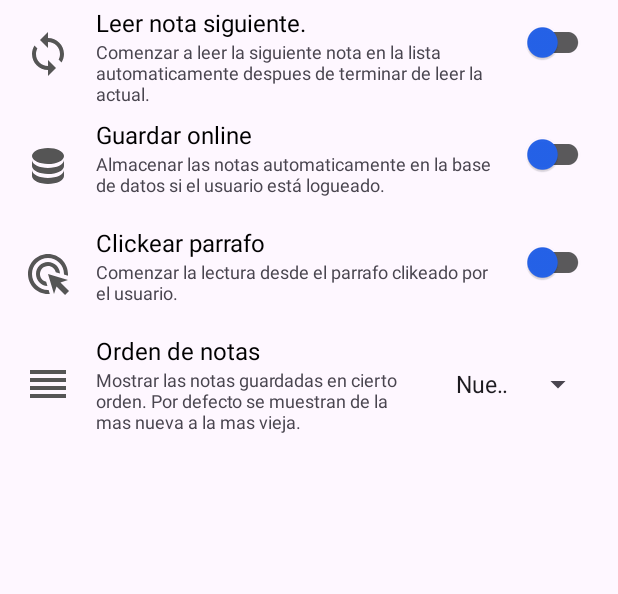
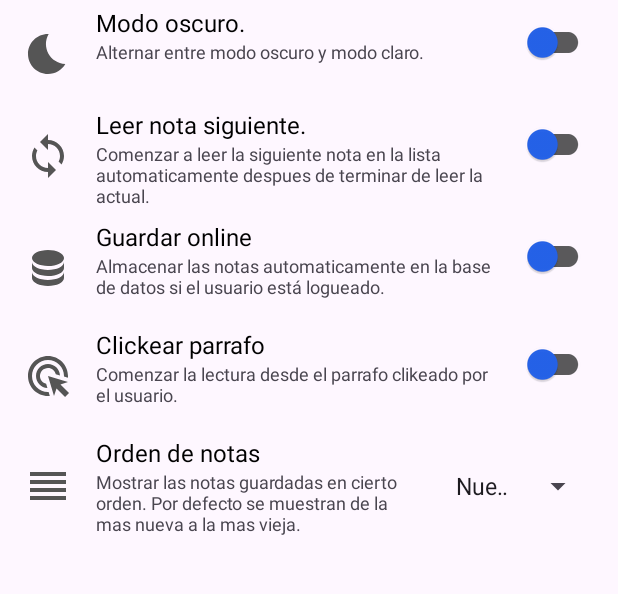
Before and after one commit to TJMolina/AndroidTalkMy, an Android app: the screen it shows after launch (MainActivity), in the options menu, after a tap on "Configuración", on a phone screen of 412 x 824 dp, the part 84-678 px from its top. Run offline under Robolectric (Android 15) with nearby library versions, the light colour scheme and no system bars; our stand-ins replace Dagger/Hilt's generated code, Room's generated code; libraries missing offline, so code that uses them is left out: com.orhanobut.logger; 4 statements that could not run were skipped.

Commit message:
talkmy 1.4 webview test

```diff
--- a/app/src/main/java/com/tjm/talkmy/data/source/preferences/PreferencesImp.kt
+++ b/app/src/main/java/com/tjm/talkmy/data/source/preferences/PreferencesImp.kt
@@ -27,7 +27,8 @@ class PreferencesImp @Inject constructor(private val context: Context) : Prefere
             readNextTask = it[booleanPreferencesKey(PreferencesType.NEXTTASK.name)] ?: false,
             saveOnline = it[booleanPreferencesKey(PreferencesType.SAVEONLINE.name)] ?: false,
             clickParagraph = it[booleanPreferencesKey(PreferencesType.CLICKPARAGRAPH.name)]?: false,
-            orderNote = it[booleanPreferencesKey(PreferencesType.ORDERNOTE.name)]?:false
+            orderNote = it[booleanPreferencesKey(PreferencesType.ORDERNOTE.name)]?:false,
+            darkModeOn = it[booleanPreferencesKey(PreferencesType.DARKMODEON.name)]?:false
         )
     }
 
--- a/app/src/main/java/com/tjm/talkmy/domain/models/AllPreferences.kt
+++ b/app/src/main/java/com/tjm/talkmy/domain/models/AllPreferences.kt
@@ -9,5 +9,6 @@ data class AllPreferences(
     val readNextTask:Boolean = false,
     val saveOnline:Boolean = false,
     val clickParagraph:Boolean = false,
-    val orderNote:Boolean = false
+    val orderNote:Boolean = false,
+    val darkModeOn: Boolean = false
 )
--- a/app/src/main/java/com/tjm/talkmy/domain/models/PreferencesType.kt
+++ b/app/src/main/java/com/tjm/talkmy/domain/models/PreferencesType.kt
@@ -9,5 +9,6 @@ enum class PreferencesType {
     NEXTTASK,
     SAVEONLINE,
     CLICKPARAGRAPH,
-    ORDERNOTE
+    ORDERNOTE,
+    DARKMODEON
 }
--- a/app/src/main/java/com/tjm/talkmy/ui/configs/OtionsFragment.kt
+++ b/app/src/main/java/com/tjm/talkmy/ui/configs/OtionsFragment.kt
@@ -87,6 +87,12 @@ class OptionsFragment : Fragment() {
                 PreferencesType.CLICKPARAGRAPH
             )
         }
+        binding.switchDarkModeOn.setOnCheckedChangeListener { buttonView, isChecked ->
+            optionsViewModel.savePreference(
+                isChecked,
+                PreferencesType.DARKMODEON
+            )
+        }
         binding.spinnerOrderNotes.onItemSelectedListener =
             object : AdapterView.OnItemSelectedListener {
                 override fun onItemSelected(
--- a/app/src/main/java/com/tjm/talkmy/ui/taskEdit/EditTaskFragment.kt
+++ b/app/src/main/java/com/tjm/talkmy/ui/taskEdit/EditTaskFragment.kt
@@ -59,7 +59,7 @@ class EditTaskFragment : Fragment(), TextToSpeech.OnInitListener {
     }
 
     override fun onViewCreated(view: View, savedInstanceState: Bundle?) {
-        initUI()
+        initEditText()
     }
 
     private fun initUI() {
@@ -71,7 +71,6 @@ class EditTaskFragment : Fragment(), TextToSpeech.OnInitListener {
     }
 
     private fun initComplements() {
-        initEditText()
         initTTS()
         initMenu()
     }
@@ -84,16 +83,16 @@ class EditTaskFragment : Fragment(), TextToSpeech.OnInitListener {
 
     private fun initEditText() {
         editTextManager = WebViewManager(binding.webView)
-        editTextManager.loadHTML()
-        binding.loadingText.visibility = View.VISIBLE
+        editTextManager.loadHTML(requireContext())
         binding.webView.webViewClient = object : WebViewClient() {
             override fun onPageFinished(view: WebView?, url: String?) {
                 super.onPageFinished(view, url)
+                binding.loadingText.visibility = View.GONE
                 reiveTask()
+                initUI()
                 editTaskViewModel.executeFunction(FunctionName.ClickParagraph {
                     editTextManager.setParagraphClickedListener()
                 })
-                binding.loadingText.visibility = View.GONE
             }
         }
     }
--- a/app/src/main/java/com/tjm/talkmy/ui/taskEdit/EditTaskViewModel.kt
+++ b/app/src/main/java/com/tjm/talkmy/ui/taskEdit/EditTaskViewModel.kt
@@ -121,7 +121,6 @@ class EditTaskViewModel @Inject constructor(
     }
 
     private fun saveTask(text: String) {
-        Logger.d(text)
         if (text.isEmpty()) return
         taskBeingEditing.nota = text
         CoroutineScope(Dispatchers.IO).launch { uploadTaskUseCasea(taskBeingEditing) }
--- a/app/src/main/java/com/tjm/talkmy/ui/taskEdit/managers/WebViewManager.kt
+++ b/app/src/main/java/com/tjm/talkmy/ui/taskEdit/managers/WebViewManager.kt
@@ -1,19 +1,24 @@
 package com.tjm.talkmy.ui.taskEdit.managers
 
+import android.content.Context
 import android.webkit.WebView
-import com.orhanobut.logger.Logger
+import androidx.appcompat.app.AppCompatDelegate
+import androidx.core.content.ContextCompat
+import com.tjm.talkmy.R
 import com.tjm.talkmy.ui.core.extensions.separateSentences
 import com.tjm.talkmy.ui.core.extensions.separateSentencesInsertPTag
 import com.tjm.talkmy.ui.core.extensions.translateInnerTextToPlain
 import kotlin.properties.Delegates
 
 class WebViewManager(private val myWebView: WebView) {
-    fun loadHTML() {
+    fun loadHTML(context: Context) {
+        myWebView.setBackgroundColor(ContextCompat.getColor(context, R.color.background))
         myWebView.loadUrl("file:///android_asset/edittext.html")
         myWebView.settings.javaScriptEnabled = true
+
     }
 
-    fun modifiedVerify(then: (String)->Unit = {}){
+    fun modifiedVerify(then: (String) -> Unit = {}) {
         myWebView.evaluateJavascript(
             """
                 (function() {
@@ -37,6 +42,7 @@ class WebViewManager(private val myWebView: WebView) {
                     """.trimIndent(), null
         )
     }
+
     fun text(function: (String) -> Unit) {
         myWebView.evaluateJavascript(
             """
@@ -47,6 +53,7 @@ class WebViewManager(private val myWebView: WebView) {
             function(text)
         }
     }
+
     fun reloadText(then: ((List<String>, Int) -> Unit)? = null) {
         myWebView.evaluateJavascript(
             """
@@ -114,7 +121,6 @@ class WebViewManager(private val myWebView: WebView) {
                     pTags[$selected].classList.add("parrafoEnfocadoRemarcado");
                     pTags[$selected].scrollIntoView({ behavior: "smooth", block: "center" });
                 }
-                console.log(pTags[$selected].innerHTML);
              })();
         """.trimIndent(), null
         )
--- a/app/src/main/java/com/tjm/talkmy/ui/tasks/TaskListFragment.kt
+++ b/app/src/main/java/com/tjm/talkmy/ui/tasks/TaskListFragment.kt
@@ -19,6 +19,7 @@ import com.tjm.talkmy.databinding.FragmentTasksListBinding
 import com.tjm.talkmy.ui.tasks.adapter.TaskAdapter
 import dagger.hilt.android.AndroidEntryPoint
 import kotlinx.coroutines.Dispatchers
+import kotlinx.coroutines.flow.collectLatest
 import kotlinx.coroutines.launch
 import kotlinx.coroutines.withContext
 
@@ -56,7 +57,7 @@ class TasksListFragment : Fragment() {
 
     private fun observeHasTasks() {
         lifecycleScope.launch(Dispatchers.IO) {
-            tasksListViewModel.haveTaskState.collect {
+            tasksListViewModel.haveTaskState.collectLatest {
                 withContext(Dispatchers.Main) {
                     binding.ivNoTasks.apply {
                         visibility = if (it) View.GONE else View.VISIBLE
--- a/app/src/main/res/layout/fragment_options.xml
+++ b/app/src/main/res/layout/fragment_options.xml
@@ -22,6 +22,47 @@
             style="@style/header"
             />
     </com.google.android.material.appbar.AppBarLayout>
+
+    <!-- Theme -->
+    <androidx.appcompat.widget.LinearLayoutCompat
+        android:layout_width="match_parent"
+        android:layout_height="wrap_content"
+        android:layout_marginTop="4dp">
+
+        <ImageView
+            android:layout_width="32dp"
+            android:layout_height="32dp"
+            android:layout_margin="16dp"
+            android:src="@drawable/icon_dark_mode" />
+
+        <LinearLayout
+            android:layout_width="0dp"
+            android:layout_height="wrap_content"
+            android:layout_weight="1"
+            android:orientation="vertical">
+
+            <TextView
+                android:layout_width="wrap_content"
+                android:layout_height="wrap_content"
+                android:text="Modo oscuro."
+                android:textColor="@color/text"
+                android:textSize="16sp" />
+
+            <TextView
+                android:layout_width="wrap_content"
+                android:layout_height="wrap_content"
+                android:text="Alternar entre modo oscuro y modo claro."
+                android:textSize="12sp" />
+        </LinearLayout>
+
+        <com.google.android.material.switchmaterial.SwitchMaterial
+            android:id="@+id/switchDarkModeOn"
+            android:layout_width="wrap_content"
+            android:layout_height="wrap_content"
+            android:layout_marginHorizontal="16dp"
+            app:thumbTint="@color/primary"
+            app:trackTint="@color/switch_cheked_uncheked" />
+    </androidx.appcompat.widget.LinearLayoutCompat>
 
     <!-- Read Next Note -->
     <androidx.appcompat.widget.LinearLayoutCompat
--- a/app/src/main/res/navigation/main_graph.xml
+++ b/app/src/main/res/navigation/main_graph.xml
@@ -14,9 +14,7 @@
             android:id="@+id/action_tasksListFragment_to_editTaskFragment"
             app:destination="@id/editTaskFragment"
             app:enterAnim="@android:anim/slide_in_left"
-            app:exitAnim="@android:anim/slide_out_right"
-            app:popEnterAnim="@android:anim/slide_in_left"
-            app:popExitAnim="@android:anim/slide_out_right" />
+            app:exitAnim="@android:anim/slide_out_right" />
         <action
             android:id="@+id/action_tasksListFragment_to_optionsFragment"
             app:destination="@id/optionsFragment"
--- a/app/src/main/res/values-night/themes.xml
+++ b/app/src/main/res/values-night/themes.xml
@@ -6,21 +6,4 @@
         <item name="android:windowBackground">#202020</item>
     </style>
     <style name="Theme.TalkMy" parent="Base.Theme.TalkMy" />
-    <style name="largeButton">
-        <item name="android:backgroundTint">@color/primary</item>
-    </style>
-    <style name="circleButton">
-        <item name="android:backgroundTint">@color/primary</item>
-    </style>
-    <style name="header">
-        <item name="android:background">@color/primary</item>
-    </style>
-    <style name="labelColor" parent="Widget.MaterialComponents.Tooltip">
-        <item name="backgroundTint">@color/primary</item>
-    </style>
-    <style name="Theme.API_Splash_Screen" parent="Theme.SplashScreen">
-        <item name="windowSplashScreenBackground">@color/splahsColor</item>
-        <item name="windowSplashScreenAnimatedIcon">@drawable/ic_talkmy</item>
-        <item name="postSplashScreenTheme">@style/Base.Theme.TalkMy</item>
-    </style>
 </resources>
--- /dev/null
+++ b/app/src/main/res/values/styles.xml
@@ -0,0 +1,30 @@
+<?xml version="1.0" encoding="utf-8"?>
+<resources>
+    <style name="largeButton">
+        <item name="android:backgroundTint">@color/primary</item>
+    </style>
+
+    <style name="circleButton">
+        <item name="android:backgroundTint">@color/primary</item>
+    </style>
+
+    <style name="labelColor" parent="Widget.MaterialComponents.Tooltip">
+        <item name="backgroundTint">@color/primary</item>
+    </style>
+
+    <style name="header" parent="Widget.MaterialComponents.Toolbar.Primary">
+        <item name="android:background">@color/primary</item>
+    </style>
+
+    <style name="Theme.API_Splash_Screen" parent="Theme.SplashScreen">
+        <item name="windowSplashScreenBackground">@color/splahsColor</item>
+        <item name="windowSplashScreenAnimatedIcon">@drawable/ic_talkmy</item>
+        <item name="postSplashScreenTheme">@style/Base.Theme.TalkMy</item>
+    </style>
+
+    <style name="title">
+        <item name="android:textSize">24sp</item>
+        <item name="android:textColor">@color/white</item>
+        <item name="android:textStyle">bold</item>
+    </style>
+</resources>
--- a/app/src/main/res/values/themes.xml
+++ b/app/src/main/res/values/themes.xml
@@ -5,35 +5,5 @@
         <item name="android:textColorHighlight">@color/highlit</item>
         <item name="colorControlActivated">@color/primary</item>
     </style>
-
     <style name="Theme.TalkMy" parent="Base.Theme.TalkMy" />
-
-    <style name="largeButton">
-        <item name="android:backgroundTint">@color/primary</item>
-    </style>
-
-    <style name="circleButton">
-        <item name="android:backgroundTint">@color/primary</item>
-    </style>
-
-    <style name="labelColor" parent="Widget.MaterialComponents.Tooltip">
-        <item name="backgroundTint">@color/primary</item>
-    </style>
-
-
-    <style name="header" parent="Widget.MaterialComponents.Toolbar.Primary">
-        <item name="android:background">@color/primary</item>
-    </style>
-
-    <style name="Theme.API_Splash_Screen" parent="Theme.SplashScreen">
-        <item name="windowSplashScreenBackground">@color/splahsColor</item>
-        <item name="windowSplashScreenAnimatedIcon">@drawable/ic_talkmy</item>
-        <item name="postSplashScreenTheme">@style/Base.Theme.TalkMy</item>
-    </style>
-
-    <style name="title">
-        <item name="android:textSize">24sp</item>
-        <item name="android:textColor">@color/white</item>
-        <item name="android:textStyle">bold</item>
-    </style>
 </resources>
```
Also changed, not shown: app/src/main/java/com/tjm/talkmy/MainActivity.kt (+9 -2 lines), app/src/main/java/com/tjm/talkmy/ui/core/extensions/string.kt (+7 -5 lines), app/src/main/java/com/tjm/talkmy/ui/taskEdit/DialogsViewModel.kt (+0 -11 lines), app/src/main/res/layout/fragment_edit_task.xml (+1 -45 lines), app/src/main/res/values-night/styles.xml (added, +20 -0 lines), app/src/main/res/values-night/colors.xml (renamed from app/src/main/res/values-night/color.xml), 1 other file. Lines whose indentation alone changed are shown as unchanged.
